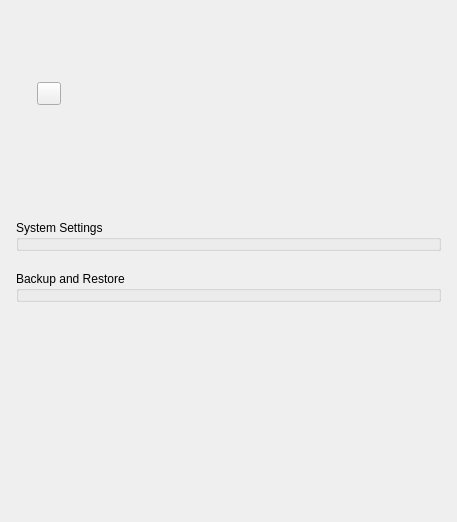
Above: client/libclient/src/ui/widgets/system_settings/general_system_administration_widget.ui from networkoptix/nx_open before the change. Below: the same form after it.
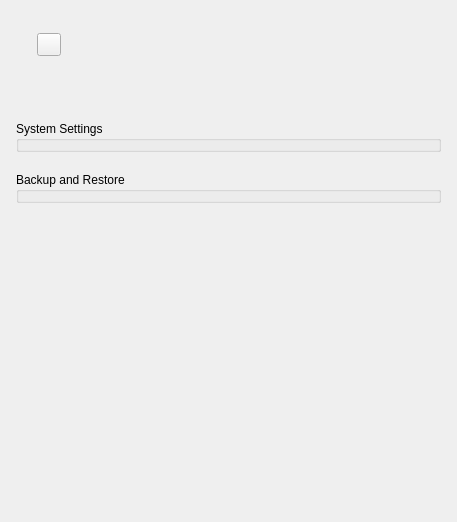
That is the form after the change. Custom widgets are drawn as their Qt base class.

Commit message:
## General system administration layout minor fix
<==== Mercurial data ====>
Branch: dev_3.0.0_gui

What changed in the file:
```diff
--- a/client/libclient/src/ui/widgets/system_settings/general_system_administration_widget.ui
+++ b/client/libclient/src/ui/widgets/system_settings/general_system_administration_widget.ui
@@ -28,6 +28,12 @@
    </property>
    <item>
     <widget class="QnPanel" name="widget" native="true">
+     <property name="sizePolicy">
+      <sizepolicy hsizetype="Preferred" vsizetype="Fixed">
+       <horstretch>0</horstretch>
+       <verstretch>0</verstretch>
+      </sizepolicy>
+     </property>
      <layout class="QVBoxLayout" name="verticalLayout_4">
       <property name="spacing">
        <number>24</number>
```
